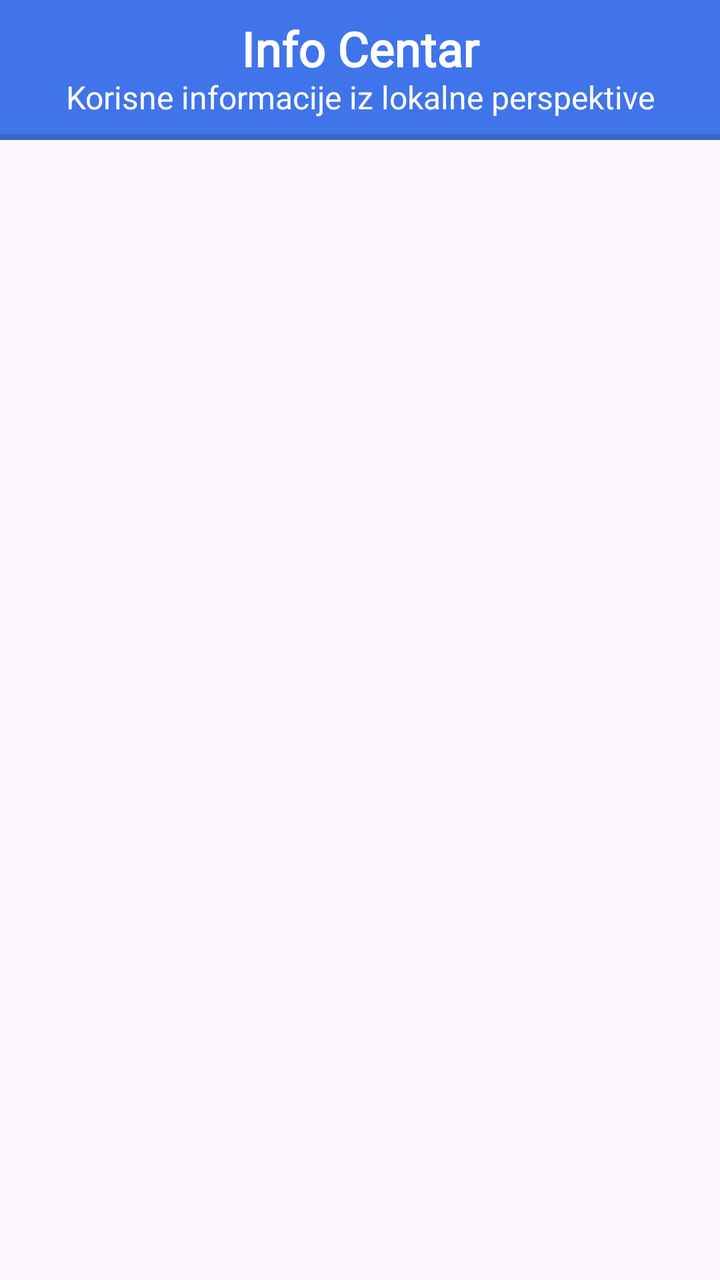
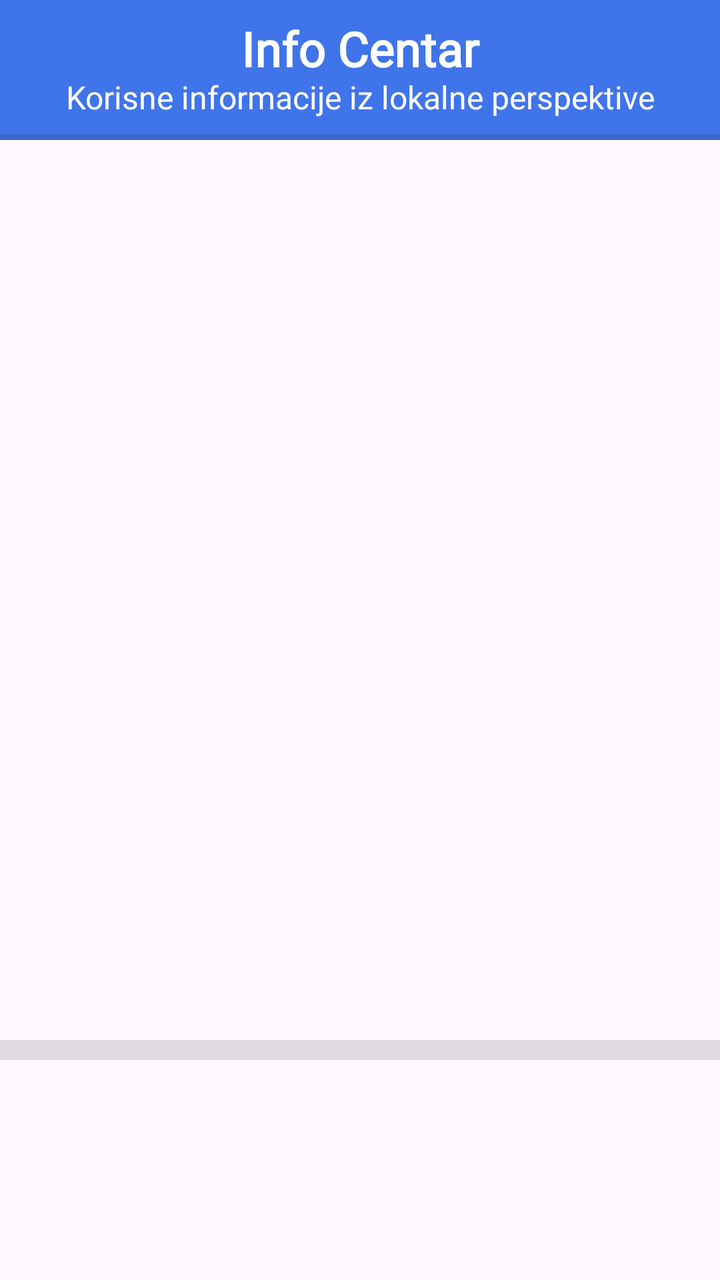

Two renders of the same Android screen: before a commit and after it. Below are the layout's source before the change and the commit's diff.
<!-- AndroidManifest.xml: application theme Theme.ARTour -->
<!-- res/layout/pitaj_fragment.xml -->
<?xml version="1.0" encoding="utf-8"?>
<LinearLayout xmlns:android="http://schemas.android.com/apk/res/android"
    xmlns:app="http://schemas.android.com/apk/res-auto"
    android:layout_width="match_parent"
    android:layout_height="match_parent"
    android:layout_marginBottom="120dp"
    android:orientation="vertical">


    <androidx.cardview.widget.CardView
        android:layout_width="match_parent"
        android:layout_height="wrap_content"
        app:cardBackgroundColor="?attr/naslovna_linija"
        app:cardCornerRadius="0dp"
        app:cardElevation="0dp"
        app:cardMaxElevation="0dp">

        <LinearLayout
            android:layout_width="match_parent"
            android:layout_height="70dp"
            android:gravity="center|center_horizontal|center_vertical"
            android:orientation="vertical">

            <TextView
                android:id="@+id/Naslov"
                android:layout_width="match_parent"
                android:layout_height="wrap_content"
                android:layout_gravity="bottom"
                android:autoSizeMaxTextSize="35sp"
                android:autoSizeMinTextSize="20sp"
                android:autoSizeTextType="uniform"
                android:fontFamily="@font/carossoftbold"
                android:gravity="center"
                android:includeFontPadding="false"
                android:text="Info Centar"
                android:textColor="@color/white"
                android:textSize="24sp"
                android:textStyle="bold" />

            <TextView
                android:id="@+id/Podnaslov"
                android:layout_width="match_parent"
                android:layout_height="wrap_content"
                android:fontFamily="@font/carossoft"
                android:includeFontPadding="false"
                android:text="Korisne informacije iz lokalne perspektive"
                android:textAlignment="center"
                android:textColor="@color/white"
                android:textSize="16sp" />
        </LinearLayout>

        <View
            android:id="@+id/divider3"
            android:layout_width="match_parent"
            android:layout_height="3dp"
            android:layout_gravity="bottom"
            android:background="?android:attr/listDivider" />

    </androidx.cardview.widget.CardView>

    <LinearLayout
        android:layout_width="match_parent"
        android:layout_height="wrap_content"
        android:orientation="vertical" />

    <ExpandableListView
        android:id="@+id/expandableListView"
        android:layout_width="match_parent"
        android:layout_height="wrap_content" />

</LinearLayout>
<!-- resources referenced by this layout -->
<resources>
  <color name="white">#FFFFFFFF</color>
  <style name="Theme.ARTour" parent="Base.Theme.ARTour">
          
          
      </style>
  <style name="Base.Theme.ARTour" parent="Theme.Material3.DayNight.NoActionBar">
          
          
          <item name="fragment_pozadina">@color/ghost_white</item>
          <item name="naslovna_linija">@color/primarna</item>
          <item name="kartica">@color/white</item>
          <item name="heading_text">@color/primarna</item>
          <item name="kategorije_ikonice">@color/ghost_white</item>
          <item name="slicice">@color/primarna_tekst</item>
          <item name="kartica_nova">@color/white</item>
          <item name="theme_text">@color/black</item>
          <item name="nav_meni">@color/primarna</item>
  
          
          <item name="android:statusBarColor">@color/primarna</item>
          <item name="android:navigationBarColor">@android:color/transparent</item>
          
          <item name="android:windowLightStatusBar">false</item>
  
      </style>
  <color name="ghost_white">#f8f8ff</color>
  <color name="primarna">#4074ea</color>
  <color name="primarna_tekst">#3c40b7</color>
  <color name="black">#FF000000</color>
</resources>

<!-- the commit's change to res/layout/pitaj_fragment.xml (unified diff, before → after) -->
@@ -1,71 +1,85 @@
 <?xml version="1.0" encoding="utf-8"?>
-<LinearLayout xmlns:android="http://schemas.android.com/apk/res/android"
+<androidx.coordinatorlayout.widget.CoordinatorLayout xmlns:android="http://schemas.android.com/apk/res/android"
     xmlns:app="http://schemas.android.com/apk/res-auto"
     android:layout_width="match_parent"
     android:layout_height="match_parent"
-    android:layout_marginBottom="120dp"
     android:orientation="vertical">
 
+    <LinearLayout
+        android:layout_width="match_parent"
+        android:layout_height="match_parent"
+        android:layout_marginBottom="120dp"
+        android:orientation="vertical">
 
-    <androidx.cardview.widget.CardView
-        android:layout_width="match_parent"
-        android:layout_height="wrap_content"
-        app:cardBackgroundColor="?attr/naslovna_linija"
-        app:cardCornerRadius="0dp"
-        app:cardElevation="0dp"
-        app:cardMaxElevation="0dp">
+        <androidx.cardview.widget.CardView
+            android:layout_width="match_parent"
+            android:layout_height="wrap_content"
+            app:cardBackgroundColor="?attr/naslovna_linija"
+            app:cardCornerRadius="0dp"
+            app:cardElevation="0dp"
+            app:cardMaxElevation="0dp">
+
+            <LinearLayout
+                android:layout_width="match_parent"
+                android:layout_height="70dp"
+                android:gravity="center|center_horizontal|center_vertical"
+                android:orientation="vertical">
+
+                <TextView
+                    android:id="@+id/Naslov"
+                    android:layout_width="match_parent"
+                    android:layout_height="wrap_content"
+                    android:layout_gravity="bottom"
+                    android:autoSizeMaxTextSize="35sp"
+                    android:autoSizeMinTextSize="20sp"
+                    android:autoSizeTextType="uniform"
+                    android:fontFamily="@font/carossoftbold"
+                    android:gravity="center"
+                    android:includeFontPadding="false"
+                    android:text="Info Centar"
+                    android:textColor="@color/white"
+                    android:textSize="24sp"
+                    android:textStyle="bold" />
+
+                <TextView
+                    android:id="@+id/Podnaslov"
+                    android:layout_width="match_parent"
+                    android:layout_height="wrap_content"
+                    android:fontFamily="@font/carossoft"
+                    android:includeFontPadding="false"
+                    android:text="Korisne informacije iz lokalne perspektive"
+                    android:textAlignment="center"
+                    android:textColor="@color/white"
+                    android:textSize="16sp" />
+            </LinearLayout>
+
+            <View
+                android:id="@+id/divider3"
+                android:layout_width="match_parent"
+                android:layout_height="3dp"
+                android:layout_gravity="bottom"
+                android:background="?android:attr/listDivider" />
+
+        </androidx.cardview.widget.CardView>
 
         <LinearLayout
             android:layout_width="match_parent"
-            android:layout_height="70dp"
-            android:gravity="center|center_horizontal|center_vertical"
-            android:orientation="vertical">
+            android:layout_height="wrap_content"
+            android:orientation="vertical" />
 
-            <TextView
-                android:id="@+id/Naslov"
-                android:layout_width="match_parent"
-                android:layout_height="wrap_content"
-                android:layout_gravity="bottom"
-                android:autoSizeMaxTextSize="35sp"
-                android:autoSizeMinTextSize="20sp"
-                android:autoSizeTextType="uniform"
-                android:fontFamily="@font/carossoftbold"
-                android:gravity="center"
-                android:includeFontPadding="false"
-                android:text="Info Centar"
-                android:textColor="@color/white"
-                android:textSize="24sp"
-                android:textStyle="bold" />
+        <ExpandableListView
+            android:id="@+id/expandableListView"
+            android:layout_width="match_parent"
+            android:layout_height="wrap_content" />
 
-            <TextView
-                android:id="@+id/Podnaslov"
-                android:layout_width="match_parent"
-                android:layout_height="wrap_content"
-                android:fontFamily="@font/carossoft"
-                android:includeFontPadding="false"
-                android:text="Korisne informacije iz lokalne perspektive"
-                android:textAlignment="center"
-                android:textColor="@color/white"
-                android:textSize="16sp" />
-        </LinearLayout>
+    </LinearLayout>
 
-        <View
-            android:id="@+id/divider3"
-            android:layout_width="match_parent"
-            android:layout_height="3dp"
-            android:layout_gravity="bottom"
-            android:background="?android:attr/listDivider" />
+    <View
+        android:id="@+id/divider4"
+        android:layout_width="match_parent"
+        android:layout_height="10dp"
+        android:layout_gravity="bottom"
+        android:layout_marginBottom="110dp"
+        android:background="?android:attr/listDivider" />
 
-    </androidx.cardview.widget.CardView>
-
-    <LinearLayout
-        android:layout_width="match_parent"
-        android:layout_height="wrap_content"
-        android:orientation="vertical" />
-
-    <ExpandableListView
-        android:id="@+id/expandableListView"
-        android:layout_width="match_parent"
-        android:layout_height="wrap_content" />
-
-</LinearLayout>
+</androidx.coordinatorlayout.widget.CoordinatorLayout>
